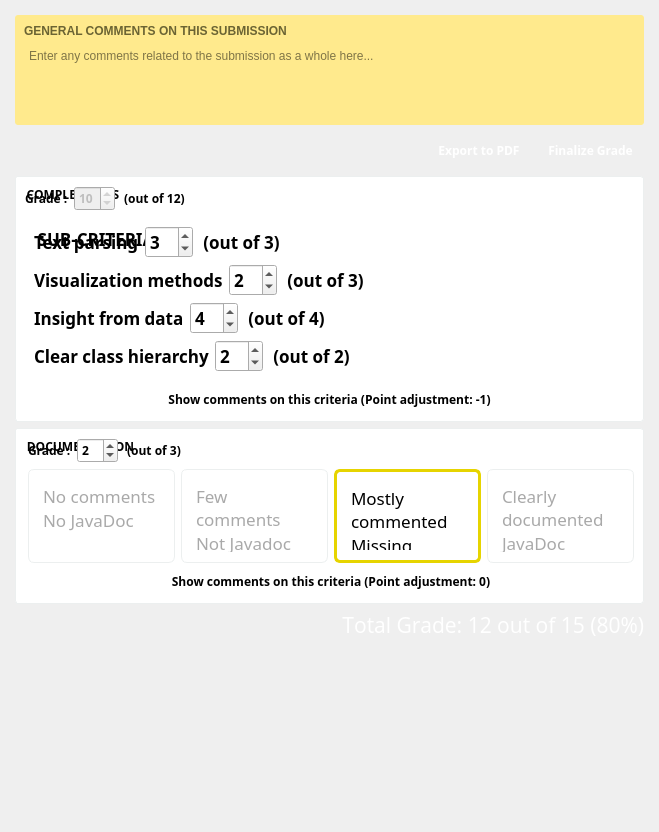
The window that TurboGrade/ui/gradeview.ui (wassgha/TurboGrade) describes before a commit, drawn with Qt 5.
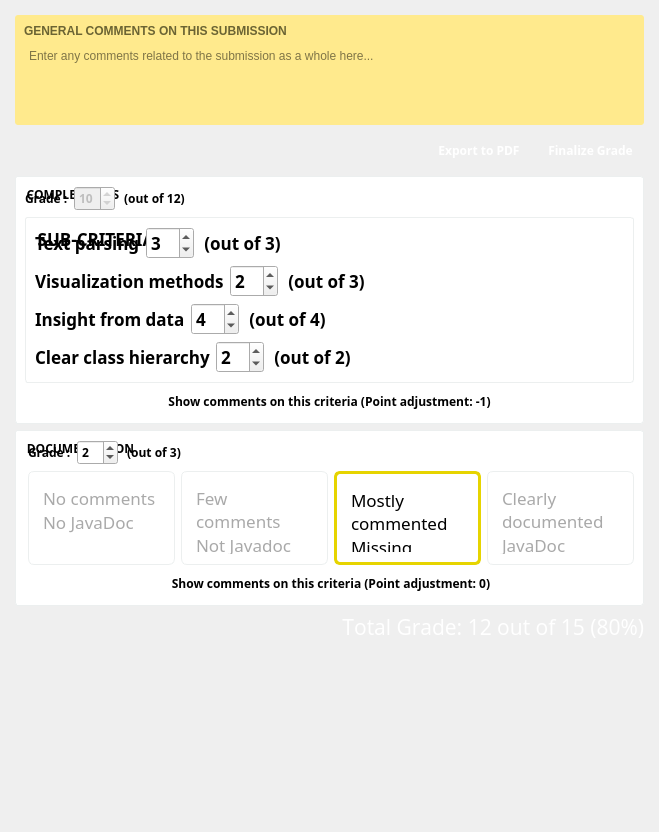
The same window after the commit.

Patch:
```diff
--- a/TurboGrade/ui/gradeview.ui
+++ b/TurboGrade/ui/gradeview.ui
@@ -86,10 +86,6 @@
 	text-transform: uppercase;
 }
 
-QGroupBox QGroupBox {
-	border: none;
-}
-
 
 
 QWidget#general_comments_box {
@@ -148,7 +144,7 @@
         <x>0</x>
         <y>0</y>
         <width>659</width>
-        <height>809</height>
+        <height>811</height>
        </rect>
       </property>
       <property name="sizePolicy">
```
